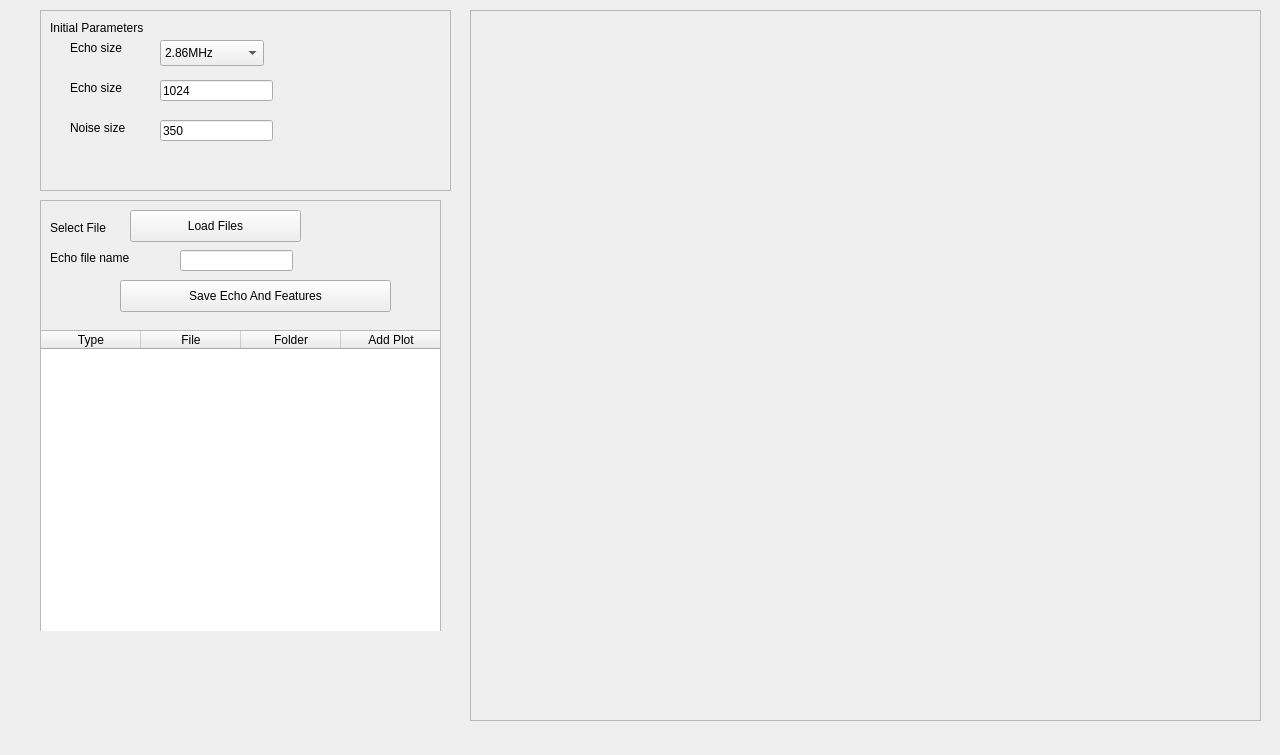
The window that src/front_end/ui_files/MainWindow.ui (joshianuj/MachineLearningComparision) describes before a commit, drawn with Qt 5.
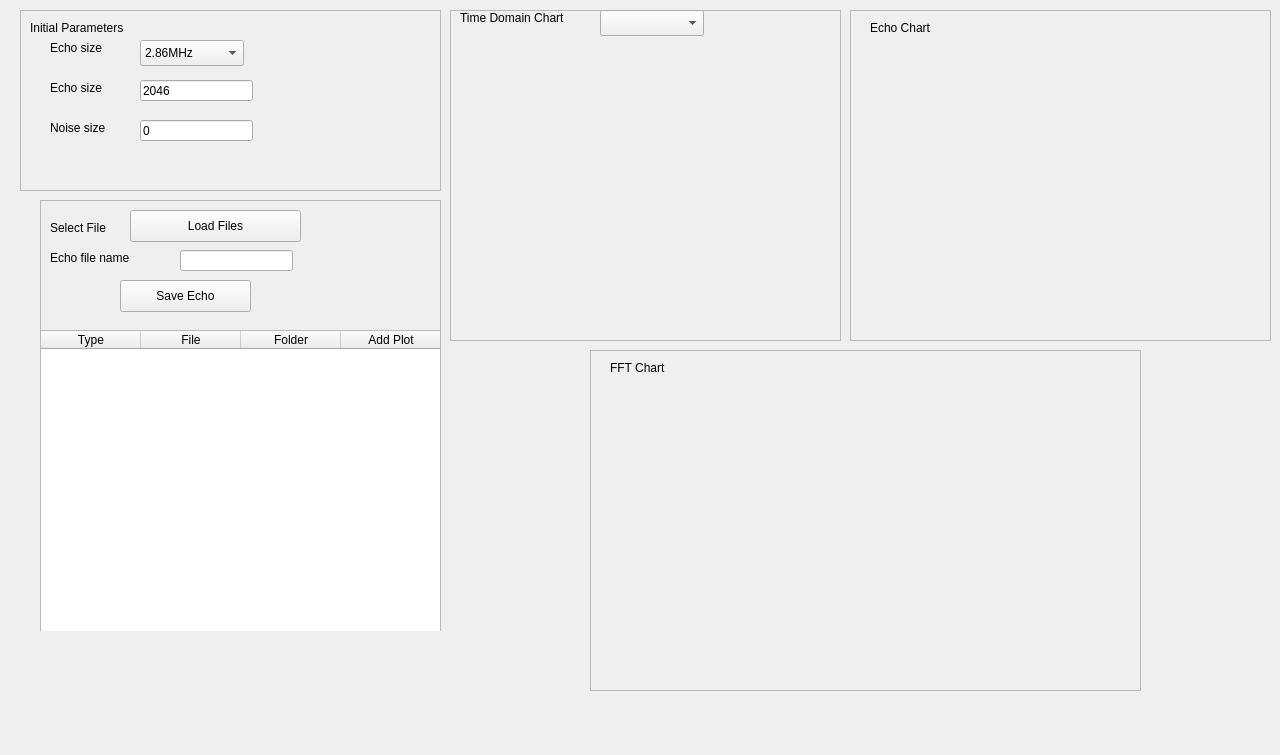
The same window after the commit.

Patch:
```diff
--- a/src/front_end/ui_files/MainWindow.ui
+++ b/src/front_end/ui_files/MainWindow.ui
@@ -16,9 +16,9 @@
   <widget class="QFrame" name="parameter_frame">
    <property name="geometry">
     <rect>
-     <x>40</x>
+     <x>20</x>
      <y>10</y>
-     <width>411</width>
+     <width>421</width>
      <height>181</height>
     </rect>
    </property>
@@ -51,7 +51,7 @@
      </rect>
     </property>
     <property name="text">
-     <string>1024</string>
+     <string>2046</string>
     </property>
    </widget>
    <widget class="QLabel" name="label_2">
@@ -77,7 +77,7 @@
      </rect>
     </property>
     <property name="text">
-     <string>350</string>
+     <string>0</string>
     </property>
    </widget>
    <widget class="QLabel" name="label_3">
@@ -225,12 +225,12 @@
      <rect>
       <x>80</x>
       <y>80</y>
-      <width>271</width>
+      <width>131</width>
       <height>32</height>
      </rect>
     </property>
     <property name="text">
-     <string>Save Echo And Features</string>
+     <string>Save Echo</string>
     </property>
    </widget>
    <widget class="QLineEdit" name="echo_file_name">
@@ -257,29 +257,136 @@
     </property>
    </widget>
   </widget>
-  <widget class="QScrollArea" name="scrollArea">
+  <widget class="QFrame" name="signal_frame">
    <property name="geometry">
     <rect>
-     <x>470</x>
+     <x>450</x>
      <y>10</y>
-     <width>791</width>
-     <height>711</height>
+     <width>391</width>
+     <height>331</height>
     </rect>
    </property>
-   <property name="widgetResizable">
-    <bool>true</bool>
+   <property name="frameShape">
+    <enum>QFrame::StyledPanel</enum>
    </property>
-   <widget class="QWidget" name="scrollArea_widget">
+   <property name="frameShadow">
+    <enum>QFrame::Raised</enum>
+   </property>
+   <widget class="QLabel" name="label_5">
     <property name="geometry">
      <rect>
+      <x>10</x>
+      <y>0</y>
+      <width>141</width>
+      <height>16</height>
+     </rect>
+    </property>
+    <property name="text">
+     <string>Time Domain Chart</string>
+    </property>
+   </widget>
+   <widget class="QWidget" name="verticalLayoutWidget">
+    <property name="geometry">
+     <rect>
       <x>0</x>
+      <y>30</y>
+      <width>391</width>
+      <height>301</height>
+     </rect>
+    </property>
+    <layout class="QVBoxLayout" name="signal_box"/>
+   </widget>
+   <widget class="QComboBox" name="plot_index">
+    <property name="geometry">
+     <rect>
+      <x>150</x>
       <y>0</y>
-      <width>789</width>
-      <height>709</height>
+      <width>104</width>
+      <height>26</height>
      </rect>
     </property>
    </widget>
   </widget>
+  <widget class="QFrame" name="fft_frame">
+   <property name="geometry">
+    <rect>
+     <x>590</x>
+     <y>350</y>
+     <width>551</width>
+     <height>341</height>
+    </rect>
+   </property>
+   <property name="frameShape">
+    <enum>QFrame::StyledPanel</enum>
+   </property>
+   <property name="frameShadow">
+    <enum>QFrame::Raised</enum>
+   </property>
+   <widget class="QLabel" name="label_7">
+    <property name="geometry">
+     <rect>
+      <x>20</x>
+      <y>10</y>
+      <width>141</width>
+      <height>16</height>
+     </rect>
+    </property>
+    <property name="text">
+     <string>FFT Chart</string>
+    </property>
+   </widget>
+   <widget class="QWidget" name="verticalLayoutWidget_3">
+    <property name="geometry">
+     <rect>
+      <x>0</x>
+      <y>30</y>
+      <width>551</width>
+      <height>311</height>
+     </rect>
+    </property>
+    <layout class="QVBoxLayout" name="fft_box"/>
+   </widget>
+  </widget>
+  <widget class="QFrame" name="signal_frame_2">
+   <property name="geometry">
+    <rect>
+     <x>850</x>
+     <y>10</y>
+     <width>421</width>
+     <height>331</height>
+    </rect>
+   </property>
+   <property name="frameShape">
+    <enum>QFrame::StyledPanel</enum>
+   </property>
+   <property name="frameShadow">
+    <enum>QFrame::Raised</enum>
+   </property>
+   <widget class="QLabel" name="label_6">
+    <property name="geometry">
+     <rect>
+      <x>20</x>
+      <y>10</y>
+      <width>141</width>
+      <height>16</height>
+     </rect>
+    </property>
+    <property name="text">
+     <string>Echo Chart</string>
+    </property>
+   </widget>
+   <widget class="QWidget" name="verticalLayoutWidget_2">
+    <property name="geometry">
+     <rect>
+      <x>0</x>
+      <y>30</y>
+      <width>421</width>
+      <height>301</height>
+     </rect>
+    </property>
+    <layout class="QVBoxLayout" name="echo_box"/>
+   </widget>
+  </widget>
  </widget>
  <resources/>
  <connections/>
```
